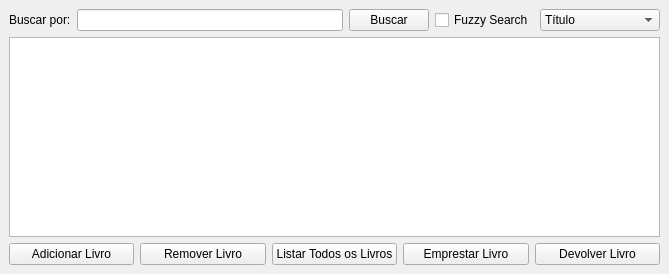
First picture: the form in ui/main.ui, repository kaikwb/cp_python, before the edit.
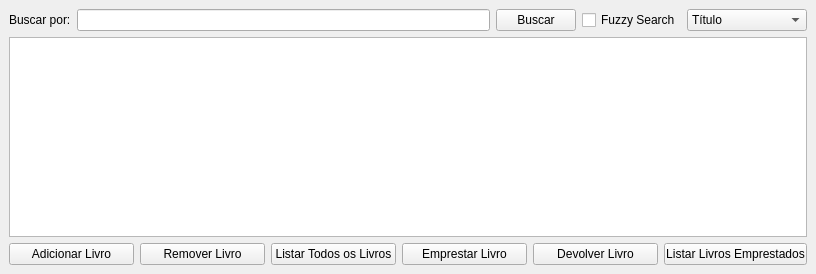
Second picture: the form after the edit.

```diff
--- a/ui/main.ui
+++ b/ui/main.ui
@@ -6,7 +6,7 @@
    <rect>
     <x>0</x>
     <y>0</y>
-    <width>669</width>
+    <width>816</width>
     <height>274</height>
    </rect>
   </property>
@@ -138,6 +138,19 @@
         </property>
        </widget>
       </item>
+      <item>
+       <widget class="QPushButton" name="listBorrowedButton">
+        <property name="minimumSize">
+         <size>
+          <width>125</width>
+          <height>0</height>
+         </size>
+        </property>
+        <property name="text">
+         <string>Listar Livros Emprestados</string>
+        </property>
+       </widget>
+      </item>
      </layout>
     </item>
    </layout>
```
